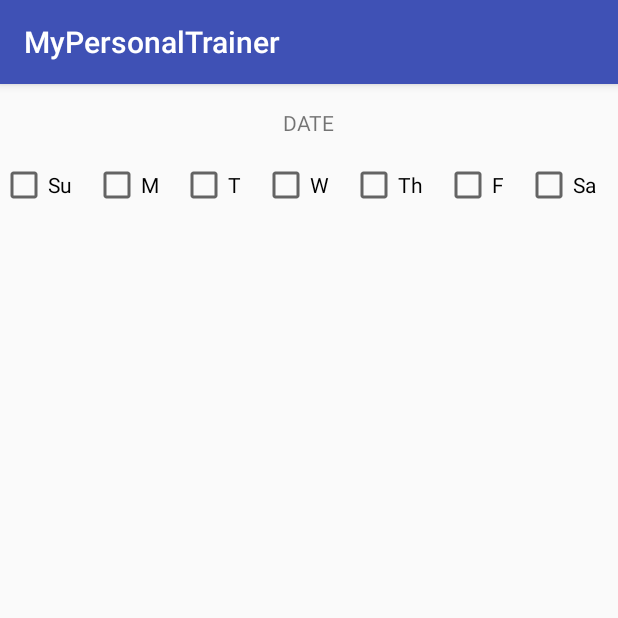
After one commit to adityap92/mypersonaltrainer, an Android app: the fragment PlannerFragment placed in its activity, on a phone screen of 412 x 824 dp, the top half of it. The commit adds this screen. Run offline under Robolectric (Android 15) with nearby library versions, the phone set to English and light mode, and no system bars; our stand-ins replace ButterKnife.

Commit message:
added basic PlannerFragment

```diff
--- a/app/src/main/java/io/mypersonaltrainer/mypersonaltrainer/BioFragment.java
+++ b/app/src/main/java/io/mypersonaltrainer/mypersonaltrainer/BioFragment.java
@@ -3,10 +3,13 @@ package io.mypersonaltrainer.mypersonaltrainer;
 import android.os.Bundle;
 import android.support.annotation.Nullable;
 import android.support.v4.app.Fragment;
+import android.support.v4.app.FragmentManager;
 import android.view.LayoutInflater;
 import android.view.View;
 import android.view.ViewGroup;
+import android.widget.Button;
 
+import butterknife.BindView;
 import butterknife.ButterKnife;
 import butterknife.Unbinder;
 
@@ -17,6 +20,8 @@ import butterknife.Unbinder;
 public class BioFragment extends Fragment {
 
     private Unbinder unbinder;
+    @BindView(R.id.bNext)
+    Button bNext;
 
     public BioFragment(){}
 
@@ -24,8 +29,20 @@ public class BioFragment extends Fragment {
     @Override
     public View onCreateView(LayoutInflater inflater, @Nullable ViewGroup container, @Nullable Bundle savedInstanceState) {
         View view = inflater.inflate(R.layout.fragment_bio, container, false);
+        unbinder = ButterKnife.bind(this, view);
 
-        unbinder = ButterKnife.bind(this, view);
+        bNext.setOnClickListener(new View.OnClickListener() {
+            @Override
+            public void onClick(View view) {
+
+                PlannerFragment plannerFragment = new PlannerFragment();
+                FragmentManager fragmentManager = getFragmentManager();
+                fragmentManager.beginTransaction()
+                        .replace(R.id.container, plannerFragment)
+                        .commit();
+
+            }
+        });
 
         return view;
     }
--- a/app/src/main/java/io/mypersonaltrainer/mypersonaltrainer/MainActivity.java
+++ b/app/src/main/java/io/mypersonaltrainer/mypersonaltrainer/MainActivity.java
@@ -20,15 +20,14 @@ public class MainActivity extends AppCompatActivity {
         super.onCreate(savedInstanceState);
         setContentView(R.layout.activity_main);
 
+        if(savedInstanceState==null){
+            LoginFragment loginFrag = new LoginFragment();
+            FragmentManager fragmentManager = getSupportFragmentManager();
+            fragmentManager.beginTransaction()
+                    .add(R.id.container, loginFrag, "LoginFragment")
+                    .commit();
+        }
 
-
-
-        LoginFragment loginFrag = new LoginFragment();
-        FragmentManager fragmentManager = getSupportFragmentManager();
-        fragmentManager.beginTransaction()
-                .add(R.id.container, loginFrag, "LoginFragment")
-
-                .commit();
 
     }
 
--- /dev/null
+++ b/app/src/main/java/io/mypersonaltrainer/mypersonaltrainer/PlannerFragment.java
@@ -0,0 +1,25 @@
+package io.mypersonaltrainer.mypersonaltrainer;
+
+import android.os.Bundle;
+import android.support.annotation.Nullable;
+import android.support.v4.app.Fragment;
+import android.view.LayoutInflater;
+import android.view.View;
+import android.view.ViewGroup;
+
+/**
+ * Created by aditya on 7/10/17.
+ */
+
+public class PlannerFragment extends Fragment {
+
+    public PlannerFragment(){}
+
+    @Nullable
+    @Override
+    public View onCreateView(LayoutInflater inflater, @Nullable ViewGroup container, @Nullable Bundle savedInstanceState) {
+        View view = inflater.inflate(R.layout.fragment_planner, container, false);
+
+        return view;
+    }
+}
--- a/app/src/main/res/layout/fragment_bio.xml
+++ b/app/src/main/res/layout/fragment_bio.xml
@@ -130,7 +130,7 @@
         app:layout_constraintTop_toBottomOf="@+id/editText" />
 
     <Button
-        android:id="@+id/button"
+        android:id="@+id/bNext"
         android:layout_width="wrap_content"
         android:layout_height="wrap_content"
         android:layout_marginLeft="8dp"
--- /dev/null
+++ b/app/src/main/res/layout/fragment_planner.xml
@@ -0,0 +1,72 @@
+<?xml version="1.0" encoding="utf-8"?>
+<LinearLayout xmlns:android="http://schemas.android.com/apk/res/android"
+    android:orientation="vertical" android:layout_width="match_parent"
+    android:layout_height="match_parent">
+
+    <TextView
+        android:layout_width="wrap_content"
+        android:layout_height="wrap_content"
+        android:id="@+id/tvPlannerDate"
+        android:layout_gravity="center_horizontal"
+        android:text="DATE"
+        android:paddingTop="@dimen/activity_vertical_margin"
+        android:paddingBottom="@dimen/activity_vertical_margin"/>
+
+    <LinearLayout
+        android:layout_width="match_parent"
+        android:layout_height="wrap_content"
+        android:orientation="horizontal">
+
+        <CheckBox
+            android:id="@+id/cbSun"
+            style="@style/Widget.AppCompat.CompoundButton.CheckBox"
+            android:layout_width="wrap_content"
+            android:layout_height="wrap_content"
+            android:layout_weight="1"
+            android:text="Su" />
+
+        <CheckBox
+            android:id="@+id/cbMon"
+            style="@style/Widget.AppCompat.CompoundButton.CheckBox"
+            android:layout_width="wrap_content"
+            android:layout_height="wrap_content"
+            android:layout_weight="1"
+            android:text="M" />
+        <CheckBox
+            android:id="@+id/cbTues"
+            style="@style/Widget.AppCompat.CompoundButton.CheckBox"
+            android:layout_width="wrap_content"
+            android:layout_height="wrap_content"
+            android:layout_weight="1"
+            android:text="T" />
+        <CheckBox
+            android:id="@+id/cbWed"
+            style="@style/Widget.AppCompat.CompoundButton.CheckBox"
+            android:layout_width="wrap_content"
+            android:layout_height="wrap_content"
+            android:layout_weight="1"
+            android:text="W" />
+        <CheckBox
+            android:id="@+id/cbThurs"
+            style="@style/Widget.AppCompat.CompoundButton.CheckBox"
+            android:layout_width="wrap_content"
+            android:layout_height="wrap_content"
+            android:layout_weight="1"
+            android:text="Th" />
+        <CheckBox
+            android:id="@+id/cbFri"
+            style="@style/Widget.AppCompat.CompoundButton.CheckBox"
+            android:layout_width="wrap_content"
+            android:layout_height="wrap_content"
+            android:layout_weight="1"
+            android:text="F" />
+        <CheckBox
+            android:id="@+id/cbSat"
+            style="@style/Widget.AppCompat.CompoundButton.CheckBox"
+            android:layout_width="wrap_content"
+            android:layout_height="wrap_content"
+            android:layout_weight="1"
+            android:text="Sa" />
+
+    </LinearLayout>
+</LinearLayout>
```
